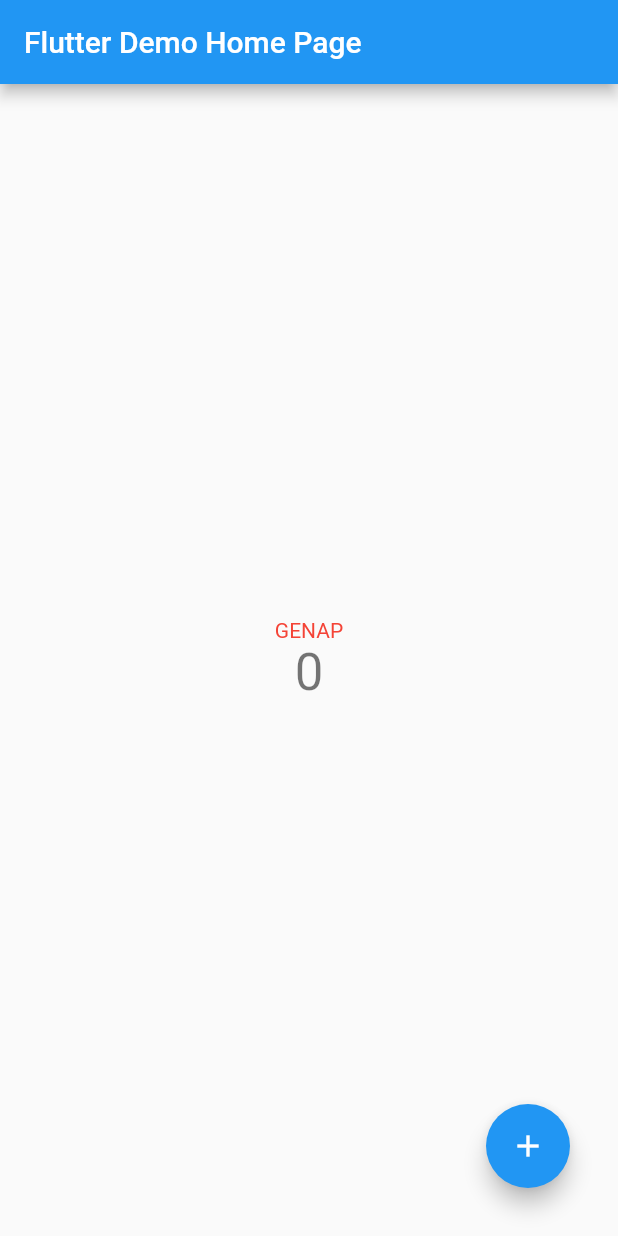
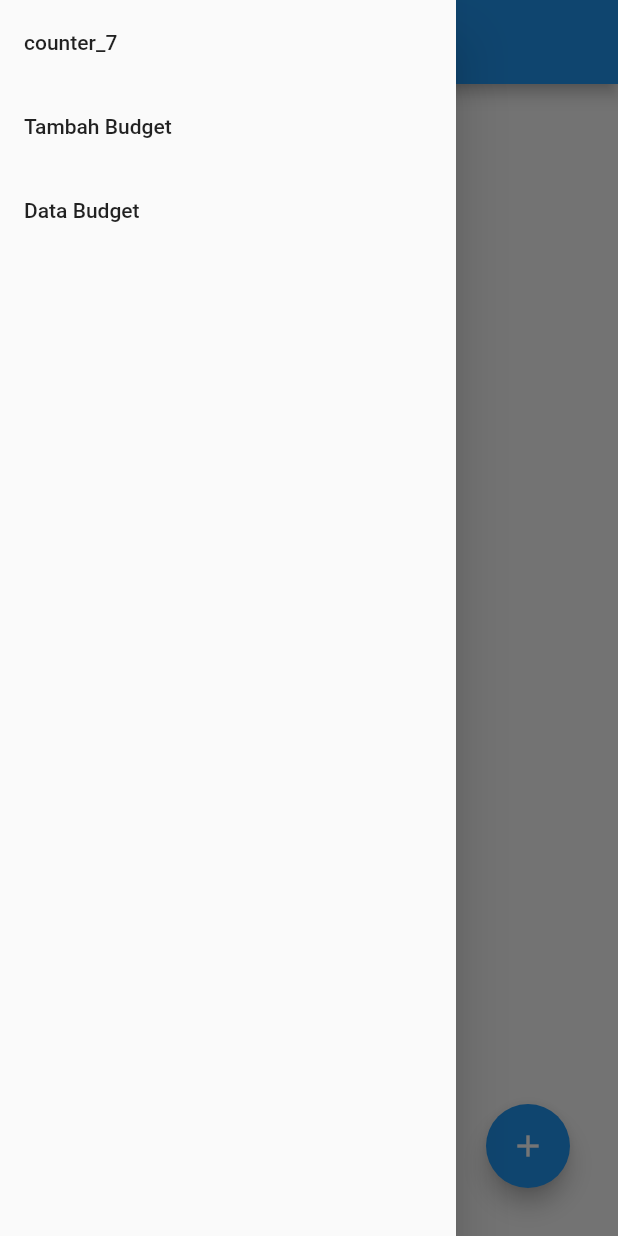
Before and after one commit to FreeJ1nG/pbp-flutter-lab, a Flutter app: the screen it shows after launch, with the side drawer open (before the commit the screen has no drawer), on a phone screen of 412 x 824 dp. Run offline on Flutter 3.47's test engine with Material 2 defaults, Android fonts, the phone set to English and light mode, and no system bars.

Commit message:
finished tugas 8

```diff
--- /dev/null
+++ b/lib/drawer.dart
@@ -0,0 +1,58 @@
+import 'package:flutter/material.dart';
+import 'package:counter_7/main.dart';
+import 'package:counter_7/data.dart';
+import 'package:counter_7/form.dart';
+import 'package:counter_7/models/transaction_data.dart';
+
+class DrawerApp extends StatelessWidget {
+  const DrawerApp(
+      {super.key, required this.saveTransaction, required this.transactions});
+  final Function(Transaction newTransaction) saveTransaction;
+  final List<Transaction> transactions;
+
+  @override
+  Widget build(BuildContext context) {
+    return Drawer(
+      child: Column(
+        children: [
+          // Menambahkan clickable menu
+          ListTile(
+            title: const Text('counter_7'),
+            onTap: () {
+              Navigator.pushReplacement(
+                context,
+                MaterialPageRoute(builder: (context) => const MyHomePage()),
+              );
+            },
+          ),
+          ListTile(
+            title: const Text('Tambah Budget'),
+            onTap: () {
+              Navigator.pushReplacement(
+                context,
+                MaterialPageRoute(
+                    builder: (context) => MyFormPage(
+                          saveTransaction: saveTransaction,
+                          transactions: transactions,
+                        )),
+              );
+            },
+          ),
+          ListTile(
+            title: const Text('Data Budget'),
+            onTap: () {
+              Navigator.pushReplacement(
+                context,
+                MaterialPageRoute(
+                    builder: (context) => MyDataPage(
+                          saveTransaction: saveTransaction,
+                          transactions: transactions,
+                        )),
+              );
+            },
+          ),
+        ],
+      ),
+    );
+  }
+}
--- a/lib/main.dart
+++ b/lib/main.dart
@@ -1,3 +1,7 @@
+import 'package:counter_7/form.dart';
+import 'package:counter_7/data.dart';
+import 'package:counter_7/drawer.dart';
+import 'package:counter_7/models/transaction_data.dart';
 import 'package:flutter/material.dart';
 
 void main() {
@@ -14,15 +18,15 @@ class MyApp extends StatelessWidget {
       theme: ThemeData(
         primarySwatch: Colors.blue,
       ),
-      home: const MyHomePage(title: 'Flutter Demo Home Page'),
+      home: const MyHomePage(),
     );
   }
 }
 
 class MyHomePage extends StatefulWidget {
-  const MyHomePage({super.key, required this.title});
+  const MyHomePage({super.key});
 
-  final String title;
+  final String title = 'Counter 7 App';
 
   @override
   State<MyHomePage> createState() => _MyHomePageState();
@@ -30,6 +34,7 @@ class MyHomePage extends StatefulWidget {
 
 class _MyHomePageState extends State<MyHomePage> {
   int _counter = 0;
+  List<Transaction> transactions = <Transaction>[];
 
   void _incrementCounter() {
     setState(() {
@@ -43,11 +48,19 @@ class _MyHomePageState extends State<MyHomePage> {
     });
   }
 
+  void saveTransaction(Transaction newTransaction) {
+    transactions.add(newTransaction);
+  }
+
   @override
   Widget build(BuildContext context) {
     return Scaffold(
         appBar: AppBar(
           title: Text(widget.title),
+        ),
+        drawer: DrawerApp(
+          saveTransaction: saveTransaction,
+          transactions: transactions,
         ),
         body: Center(
           child: Column(
--- /dev/null
+++ b/lib/models/transaction_data.dart
@@ -0,0 +1,7 @@
+class Transaction {
+  String? title;
+  num? nominal;
+  String? transactionType;
+
+  Transaction(this.title, this.nominal, this.transactionType);
+}
```
Also changed, not shown: lib/data.dart (added, +74 -0 lines), lib/form.dart (added, +150 -0 lines).
